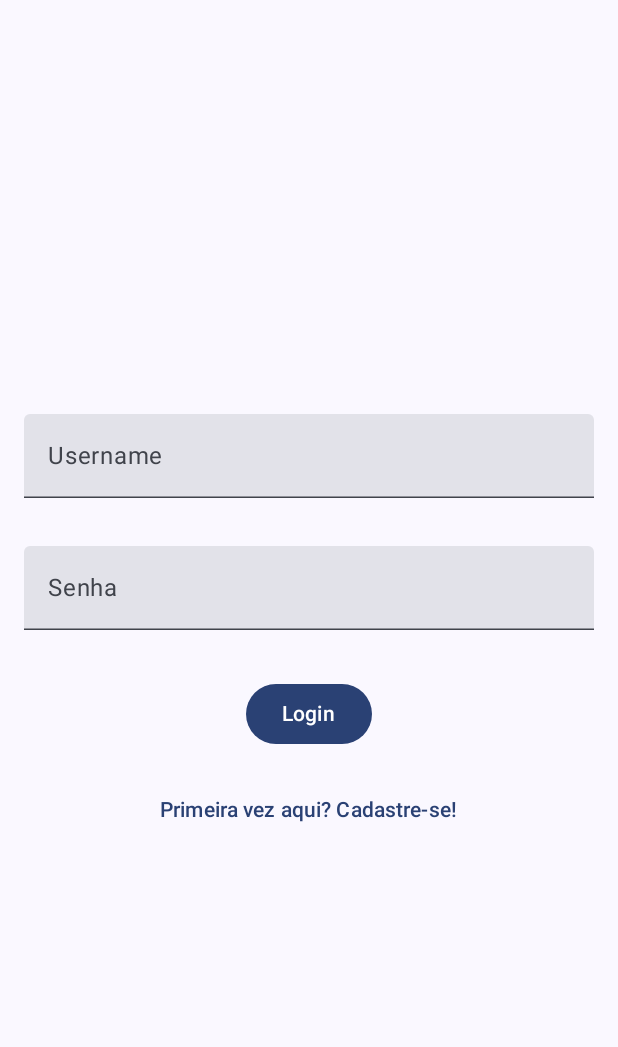
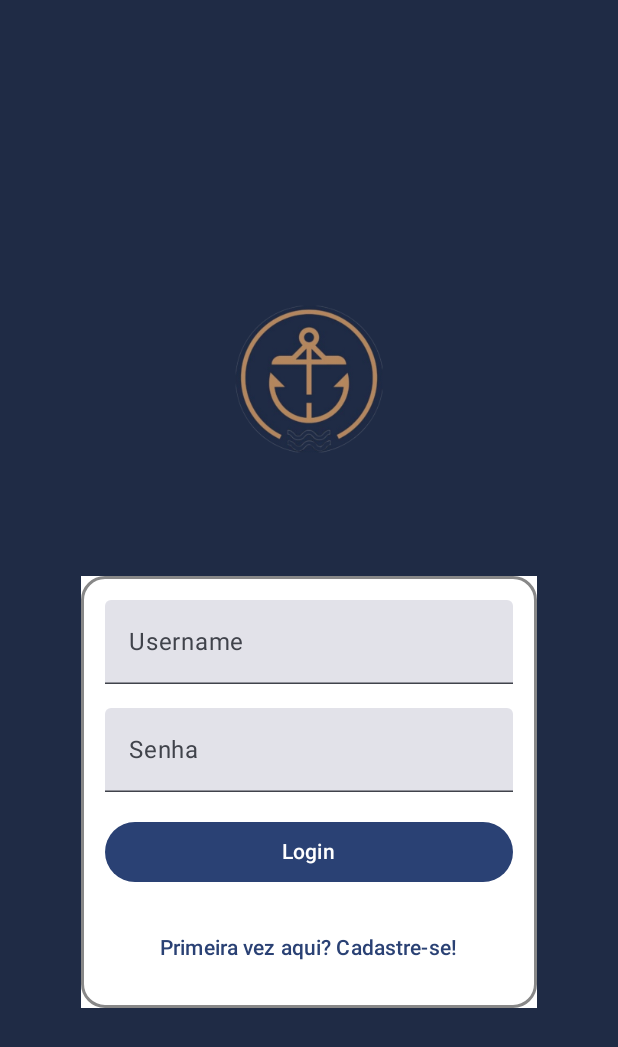
Before and after one commit to mirunaonofrei/Aplicativo-e-CIR, an Android app built with Jetpack Compose: the screen it shows after launch (MainActivity), after a tap on "Entrar", on a phone screen of 412 x 824 dp. Shown: the top 1047 px of the screen. Run offline under Robolectric (Android 15) with nearby library versions, the phone set to English and light mode, and no system bars.

Commit message:
Pagina Login

```diff
--- a/app/src/main/java/com/example/projetoe_cir/ui/theme/LoginScreen.kt
+++ b/app/src/main/java/com/example/projetoe_cir/ui/theme/LoginScreen.kt
@@ -1,43 +1,110 @@
 package com.example.projetoe_cir.ui.theme
 
-
+import androidx.compose.foundation.background
 import androidx.compose.foundation.layout.*
+import androidx.compose.foundation.text.BasicTextField
+import androidx.compose.foundation.border
 import androidx.compose.material3.*
-import androidx.compose.runtime.Composable
+import androidx.compose.runtime.*
 import androidx.compose.ui.Alignment
 import androidx.compose.ui.Modifier
+import androidx.compose.ui.graphics.Color
 import androidx.compose.ui.text.input.PasswordVisualTransformation
+import androidx.compose.ui.tooling.preview.Preview
 import androidx.compose.ui.unit.dp
 import androidx.navigation.NavController
+import androidx.navigation.compose.rememberNavController
+import com.example.projetoe_cir.AnchorLogo
 
 @Composable
 fun LoginScreen(navController: NavController) {
+    // Credenciais predefinidas
+    val correctUsername = "admin"
+    val correctPassword = "1234"
+
+    // Estado para armazenar os valores inseridos
+    var username by remember { mutableStateOf("") }
+    var password by remember { mutableStateOf("") }
+    var loginError by remember { mutableStateOf(false) }
+
     Column(
-        modifier = Modifier.fillMaxSize(),
+        modifier = Modifier
+            .fillMaxSize()
+            .background(NavyBlue)
+            .padding(16.dp), // Adiciona padding para a tela não ir até as bordas
         horizontalAlignment = Alignment.CenterHorizontally,
-        verticalArrangement = Arrangement.Center
+        verticalArrangement = Arrangement.Center // Para centralizar a logo e o formulário na tela
     ) {
+        // Logo centralizada
+        AnchorLogo()
+
+        Spacer(modifier = Modifier.height(32.dp)) // Espaço entre a logo e o formulário
+
+        // Container com borda
+        Box(
+            modifier = Modifier
+                .fillMaxWidth(0.8f) // Limita a largura do container para 80% da tela
+                .background(Color.White) // Preenchendo com fundo branco
+                .border(2.dp, Color.Gray, shape = androidx.compose.foundation.shape.RoundedCornerShape(16.dp)) // Borda com cantos arredondados
+                .padding(16.dp) // Espaçamento interno
+        ) {
+            Column(
+                horizontalAlignment = Alignment.CenterHorizontally,
+                verticalArrangement = Arrangement.spacedBy(16.dp)
+            ) {
+                // Campo de Usuário
                 TextField(
-            value = "",
-            onValueChange = {},
+                    value = username,
+                    onValueChange = { username = it },
                     label = { Text("Username") },
-            modifier = Modifier.fillMaxWidth().padding(16.dp)
+                    modifier = Modifier.fillMaxWidth()
                 )
+
+                // Campo de Senha
                 TextField(
-            value = "",
-            onValueChange = {},
+                    value = password,
+                    onValueChange = { password = it },
                     label = { Text("Senha") },
                     visualTransformation = PasswordVisualTransformation(),
-            modifier = Modifier.fillMaxWidth().padding(16.dp)
+                    modifier = Modifier.fillMaxWidth()
                 )
+
+                // Exibindo mensagem de erro
+                if (loginError) {
+                    Text(
+                        text = "Usuário ou senha incorretos!",
+                        color = Color.Red,
+                        style = MaterialTheme.typography.bodySmall
+                    )
+                }
+
+                // Botão de Login
                 Button(
-            onClick = { navController.navigate("home") },
-            modifier = Modifier.padding(16.dp)
+                    onClick = {
+                        if (username == correctUsername && password == correctPassword) {
+                            navController.navigate("home")
+                        } else {
+                            loginError = true
+                        }
+                    },
+                    modifier = Modifier.fillMaxWidth()
                 ) {
                     Text("Login")
                 }
+
+                // Link para cadastro
                 TextButton(onClick = { navController.navigate("register") }) {
                     Text("Primeira vez aqui? Cadastre-se!")
                 }
             }
         }
+    }
+}
+
+@Preview(showBackground = true)
+@Composable
+fun LoginScreenPreview() {
+    ProjetoECIRTheme {
+        LoginScreen(rememberNavController())  // Chame a função que representa a tela de login
+    }
+}
```
Lines whose indentation alone changed are shown as unchanged.
